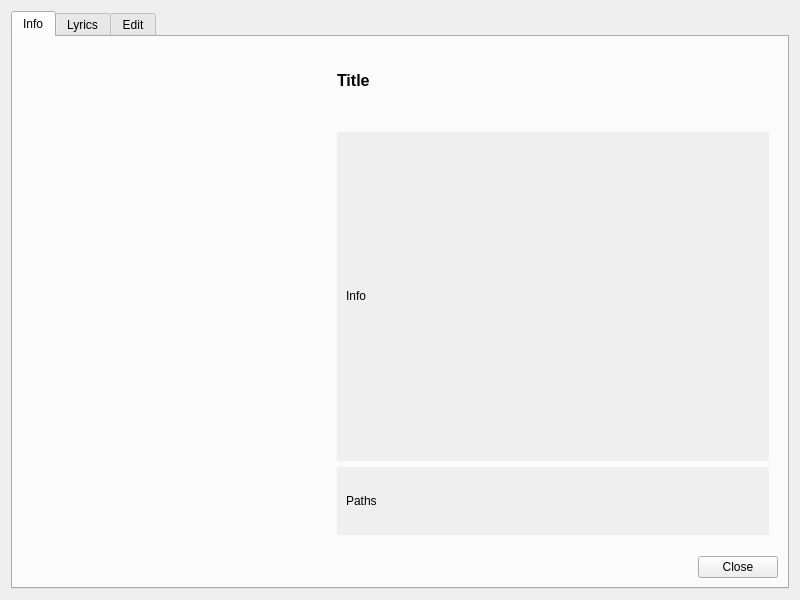
First picture: the form in src/GUI/InfoDialog/GUI_InfoDialog.ui, repository return42/sayonara, before the edit.
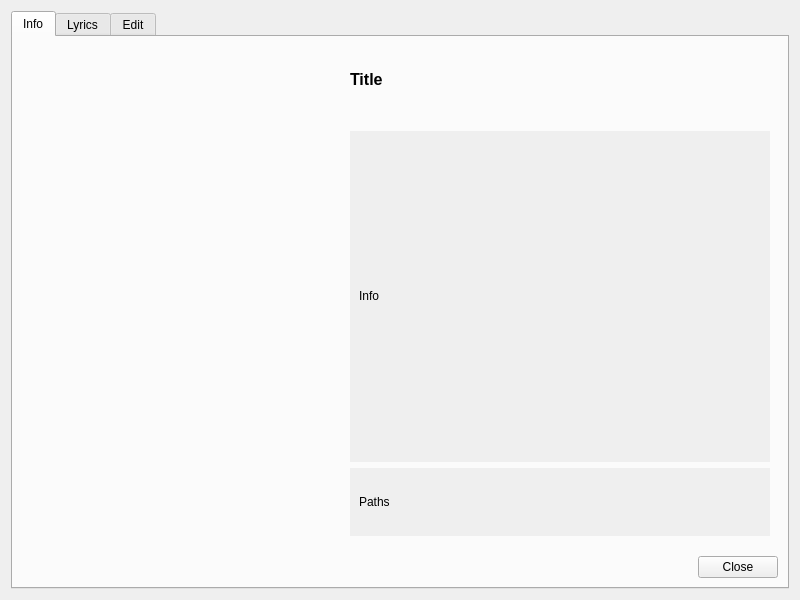
Second picture: the form after the edit. Icons and pictures are not drawn. Custom widgets are drawn as their Qt base class.

The edit to the form file:
```diff
--- a/src/GUI/InfoDialog/GUI_InfoDialog.ui
+++ b/src/GUI/InfoDialog/GUI_InfoDialog.ui
@@ -52,6 +52,21 @@
        <item row="5" column="1">
         <widget class="QWidget" name="ui_info_widget" native="true">
          <layout class="QGridLayout" name="gridLayout_5">
+          <property name="leftMargin">
+           <number>8</number>
+          </property>
+          <property name="topMargin">
+           <number>8</number>
+          </property>
+          <property name="rightMargin">
+           <number>8</number>
+          </property>
+          <property name="bottomMargin">
+           <number>8</number>
+          </property>
+          <property name="horizontalSpacing">
+           <number>20</number>
+          </property>
           <item row="2" column="1" colspan="2">
            <widget class="QLabel" name="lab_subheader">
             <property name="sizePolicy">
@@ -106,8 +121,8 @@
               <rect>
                <x>0</x>
                <y>0</y>
-               <width>434</width>
-               <height>73</height>
+               <width>422</width>
+               <height>76</height>
               </rect>
              </property>
              <layout class="QGridLayout" name="gridLayout_7">
@@ -175,8 +190,8 @@
               <rect>
                <x>0</x>
                <y>0</y>
-               <width>434</width>
-               <height>318</height>
+               <width>422</width>
+               <height>310</height>
               </rect>
              </property>
              <layout class="QGridLayout" name="gridLayout_4">
```
